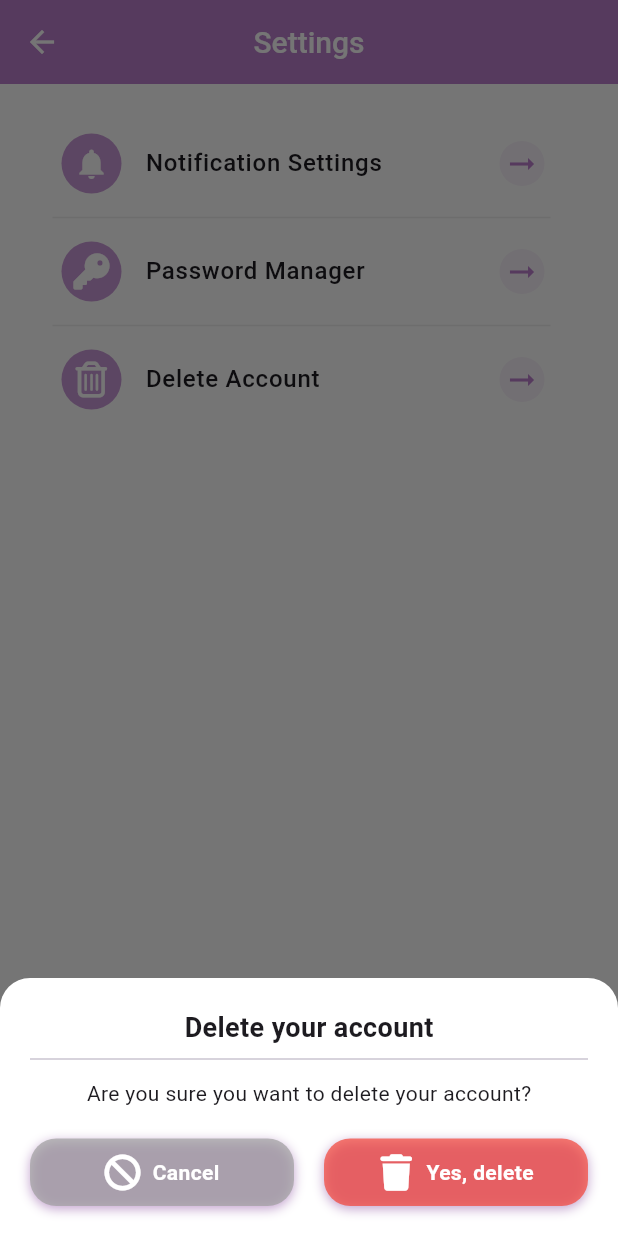
After one commit to MenouraIlyes/ya9in, a Flutter app: the SettingsScreen screen opened directly, after a tap on "Delete Account", on a phone screen of 412 x 824 dp. The commit adds this screen. Run offline on Flutter 3.47's test engine with Material 3 defaults, Android fonts, the phone set to English and light mode, and no system bars; our stand-ins replace cloud_firestore, country_picker, firebase_auth, firebase_core, flutter_svg, font_awesome_flutter and 4 more; missing offline and left inert: flutter_pannable_rating_bar; accounts and stored records are empty.

Commit message:
Settings_Screen

```diff
--- a/lib/screens/account_screen.dart
+++ b/lib/screens/account_screen.dart
@@ -3,6 +3,7 @@ import 'package:provider/provider.dart';
 import 'package:ya9in/providers/user_provider.dart';
 import 'package:ya9in/screens/login_screen.dart';
 import 'package:ya9in/screens/profile_screen.dart';
+import 'package:ya9in/screens/settings_screen.dart';
 import 'package:ya9in/services/auth.dart';
 import 'package:ya9in/shared/colors.dart';
 import 'package:ya9in/widgets/clipper.dart';
@@ -179,7 +180,13 @@ class AccountScreen extends StatelessWidget {
           // settings
           CustomProfileMenuWidget(
             icon: Icons.settings,
-            onTap: () {},
+            onTap: () {
+              Navigator.push(
+                  context,
+                  MaterialPageRoute(
+                    builder: (context) => SettingsScreen(),
+                  ));
+            },
             title: 'Settings',
           ),
 
--- /dev/null
+++ b/lib/screens/settings_screen.dart
@@ -0,0 +1,143 @@
+import 'package:flutter/material.dart';
+import 'package:font_awesome_flutter/font_awesome_flutter.dart';
+import 'package:ya9in/shared/colors.dart';
+import 'package:ya9in/widgets/custom_button.dart';
+import 'package:ya9in/widgets/custom_profile_menu_widget.dart';
+
+class SettingsScreen extends StatefulWidget {
+  const SettingsScreen({super.key});
+
+  @override
+  State<SettingsScreen> createState() => _SettingsScreenState();
+}
+
+class _SettingsScreenState extends State<SettingsScreen> {
+  Future<bool> _confirmDeletingAccount(BuildContext context) async {
+    final result = await showModalBottomSheet<bool>(
+      context: context,
+      shape: RoundedRectangleBorder(
+        borderRadius: BorderRadius.vertical(top: Radius.circular(20)),
+      ),
+      backgroundColor: appWhite,
+      builder: (context) => Padding(
+        padding: const EdgeInsets.all(20.0),
+        child: Column(
+          mainAxisSize: MainAxisSize.min,
+          children: [
+            Text(
+              'Delete your account',
+              style: TextStyle(
+                fontSize: 18,
+                fontWeight: FontWeight.bold,
+              ),
+            ),
+            Divider(),
+            SizedBox(height: 5),
+            Text('Are you sure you want to delete your account?'),
+            SizedBox(height: 20),
+            Row(
+              mainAxisAlignment: MainAxisAlignment.spaceAround,
+              children: [
+                Expanded(
+                  child: CustomButtonBox(
+                    title: 'Cancel',
+                    onTap: () {
+                      Navigator.pop(context, false);
+                    },
+                    isDisabled: false,
+                    color: Colors.grey[500]!,
+                    icon: FontAwesomeIcons.ban,
+                  ),
+                ),
+                SizedBox(width: 20),
+                Expanded(
+                  child: CustomButtonBox(
+                    title: 'Yes, delete',
+                    onTap: () {
+                      Navigator.pop(context, true);
+                    },
+                    isDisabled: false,
+                    color: Colors.red,
+                    icon: FontAwesomeIcons.trash,
+                  ),
+                ),
+              ],
+            ),
+          ],
+        ),
+      ),
+    );
+    return result ?? false;
+  }
+
+  Widget getBody(BuildContext context) {
+    return SingleChildScrollView(
+      child: Padding(
+        padding: const EdgeInsets.all(25.0),
+        child: Column(
+          crossAxisAlignment: CrossAxisAlignment.center,
+          children: [
+            // notification
+            CustomProfileMenuWidget(
+              icon: Icons.notifications,
+              onTap: () {},
+              title: 'Notification Settings',
+            ),
+            Divider(
+              indent: 10,
+              endIndent: 20,
+              color: Colors.grey[200],
+            ),
+
+            // password manager
+            CustomProfileMenuWidget(
+              icon: FontAwesomeIcons.key,
+              onTap: () {},
+              title: 'Password Manager',
+            ),
+            Divider(
+              indent: 10,
+              endIndent: 20,
+              color: Colors.grey[200],
+            ),
+
+            // delete account
+            CustomProfileMenuWidget(
+              icon: FontAwesomeIcons.trashCan,
+              onTap: () {
+                _confirmDeletingAccount(context);
+              },
+              title: 'Delete Account',
+            ),
+          ],
+        ),
+      ),
+    );
+  }
+
+  @override
+  Widget build(BuildContext context) {
+    return Scaffold(
+      backgroundColor: appWhite,
+      appBar: AppBar(
+        backgroundColor: appSecondary,
+        centerTitle: true,
+        title: Text(
+          'Settings',
+          style: TextStyle(
+            fontSize: 20,
+            fontWeight: FontWeight.w500,
+            color: appWhite,
+          ),
+        ),
+        leading: IconButton(
+          icon: Icon(Icons.arrow_back, color: appWhite),
+          onPressed: () {
+            Navigator.of(context).pop();
+          },
+        ),
+      ),
+      body: getBody(context),
+    );
+  }
+}
--- /dev/null
+++ b/lib/screens/support_screen.dart
@@ -0,0 +1,15 @@
+import 'package:flutter/material.dart';
+
+class SupportScreen extends StatefulWidget {
+  const SupportScreen({super.key});
+
+  @override
+  State<SupportScreen> createState() => _SupportScreenState();
+}
+
+class _SupportScreenState extends State<SupportScreen> {
+  @override
+  Widget build(BuildContext context) {
+    return const Placeholder();
+  }
+}
--- a/lib/widgets/custom_profile_menu_widget.dart
+++ b/lib/widgets/custom_profile_menu_widget.dart
@@ -26,11 +26,11 @@ class CustomProfileMenuWidget extends StatelessWidget {
         height: 40,
         decoration: BoxDecoration(
           borderRadius: BorderRadius.circular(100),
-          color: appPrimary.withOpacity(0.1),
+          color: appSecondary.withOpacity(0.8),
         ),
         child: Icon(
           icon,
-          color: appPrimary,
+          color: appWhite,
         ),
       ),
       title: Text(
@@ -38,6 +38,7 @@ class CustomProfileMenuWidget extends StatelessWidget {
         style: TextStyle(
           fontSize: 16,
           fontWeight: FontWeight.w500,
+          color: textColor,
         ),
       ),
       trailing: endIcon
@@ -50,7 +51,7 @@ class CustomProfileMenuWidget extends StatelessWidget {
               ),
               child: Icon(
                 Icons.arrow_right_alt,
-                color: Colors.grey,
+                color: appSecondary,
               ),
             )
           : null,
```
